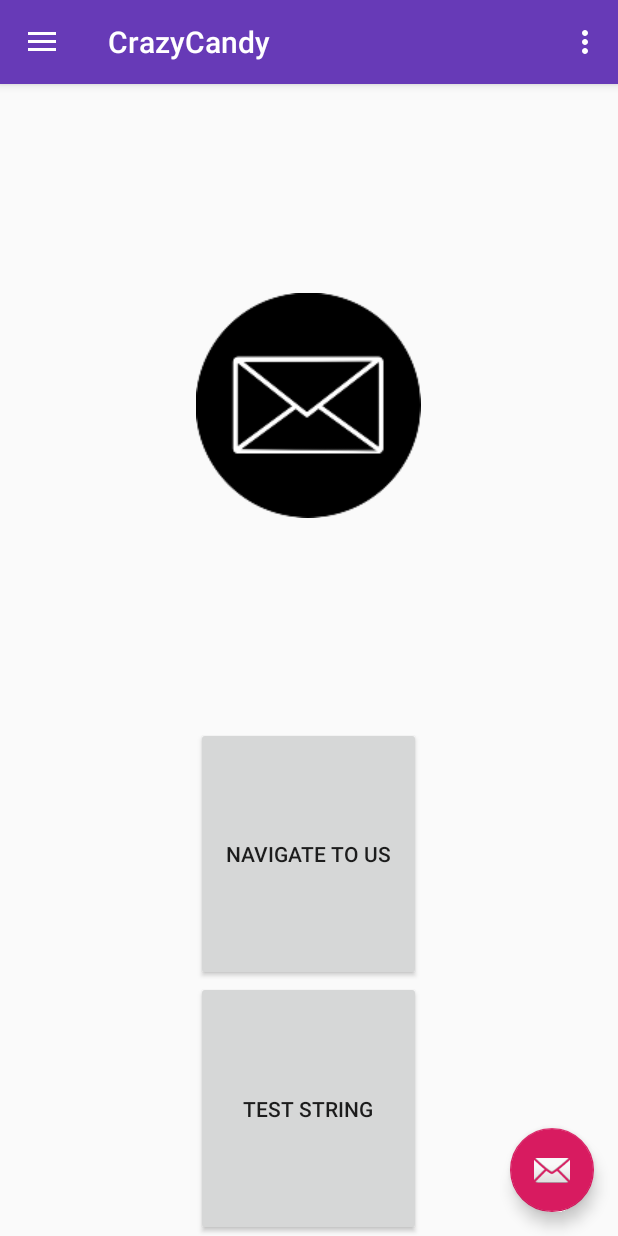
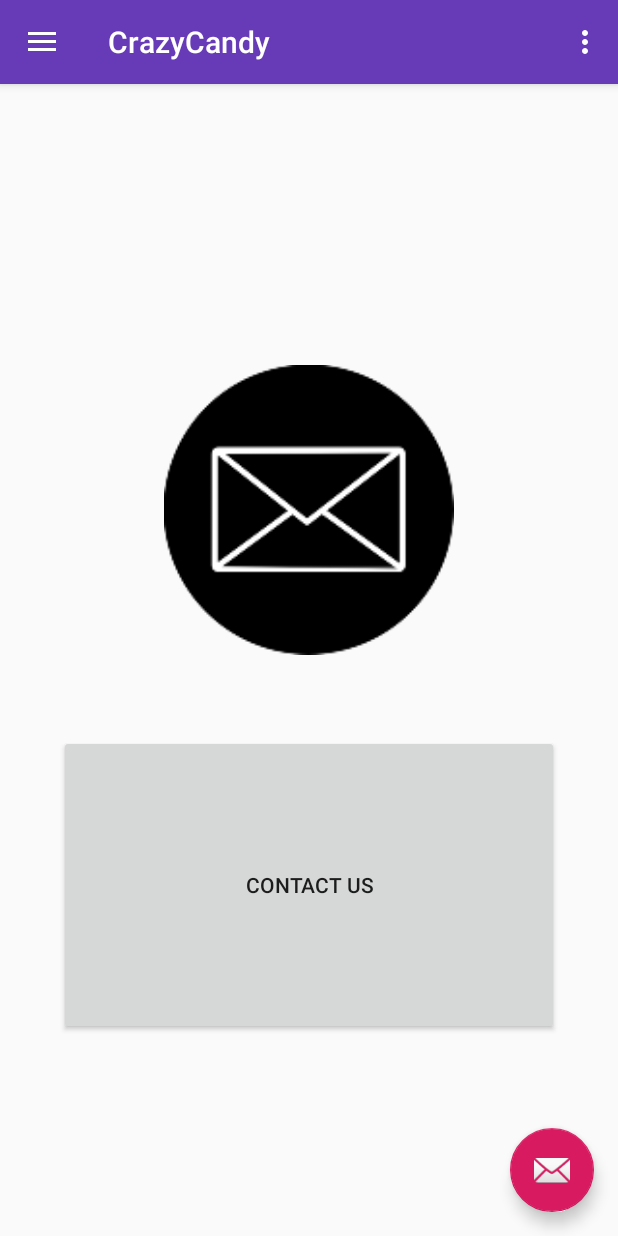
Before and after one commit to pawslaw/MAD305-Android-Project, an Android app: the fragment ContactFragment placed in its activity, on a phone screen of 412 x 824 dp. Run offline under Robolectric (Android 15) with nearby library versions, the phone set to English and light mode, and no system bars.

Commit message:
Fixed bug with contact page. Moved location button to Location Nav Menu Tab. Reformated layout of Contact Page

```diff
--- a/app/src/main/res/layout/fragment_contact.xml
+++ b/app/src/main/res/layout/fragment_contact.xml
@@ -7,34 +7,21 @@
     android:gravity="center">
 
     <ImageView
-        android:layout_width="150dp"
-        android:layout_height="150dp"
+        android:layout_width="300dp"
+        android:layout_height="300dp"
         android:src="@drawable/contact"
+        android:layout_gravity="center"
+        android:padding="80px"/>
 
-        android:layout_gravity="center"
-        android:layout_weight="4" />
+
 
     <Button
-        android:layout_width="wrap_content"
-        android:layout_height="wrap_content"
-        android:text="@string/mapButton"
-        android:id="@+id/map_button"
-        android:width="150dp"
-        android:height="100dp"
+        android:layout_width="500px"
+        android:layout_height="300px"
+        android:text="Contact Us"
+        android:id="@+id/contact_button"
         android:padding="20dp"
-        android:layout_gravity="center"
-        android:layout_weight="1" />
-
-    <Button
-        android:layout_width="wrap_content"
-        android:layout_height="wrap_content"
-        android:text="@string/contactButton"
-        android:id="@+id/contact_button"
-        android:width="150dp"
-        android:height="100dp"
-        android:padding="20dp"
-        android:layout_gravity="center"
-        android:layout_weight="1" />
+        android:layout_gravity="center" />
 
 
 </LinearLayout>
```
Also changed, not shown: app/src/main/java/ca/stclaircollege/crazycandy/ContactFragment.java (+1 -14 lines), app/src/main/java/ca/stclaircollege/crazycandy/LocationFragment.java (+21 -1 lines), app/src/main/res/layout/fragment_location.xml (+10 -4 lines).
